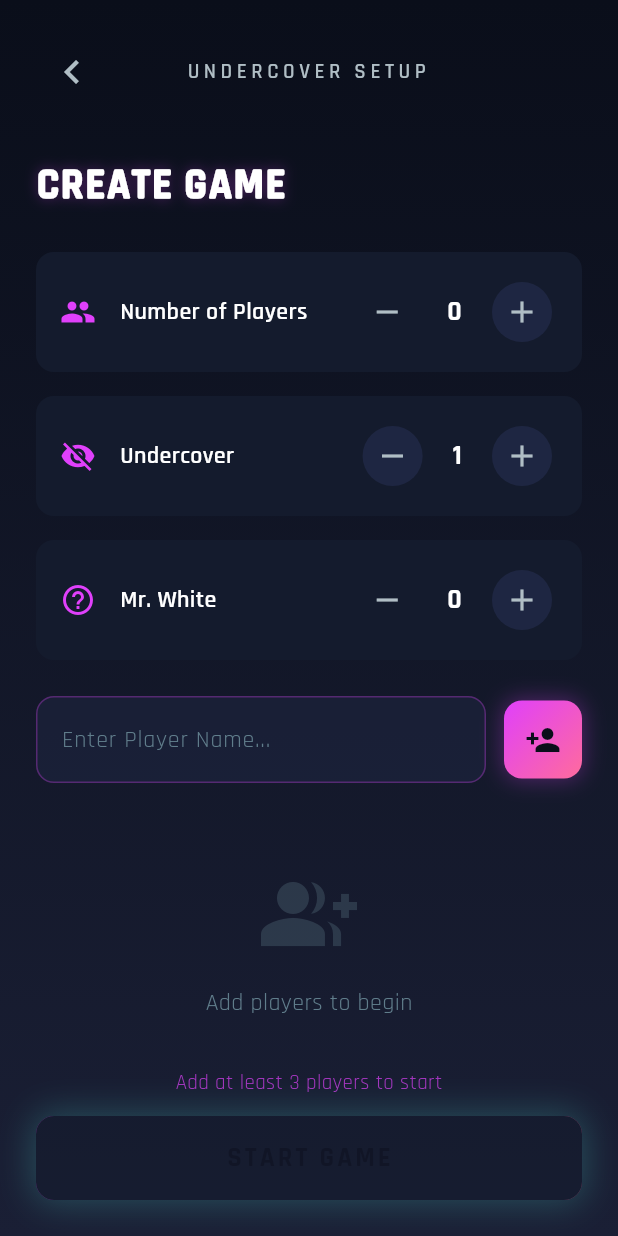
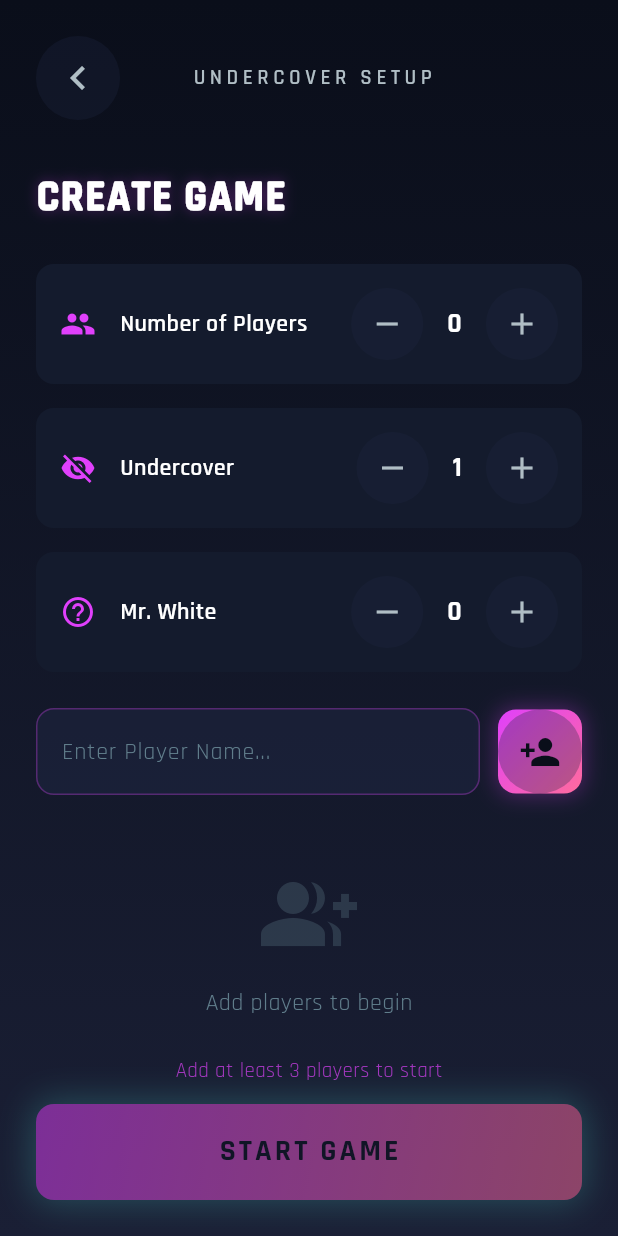
Before and after one commit to iwantdrugsxd/truth-and-dare, a Flutter app: the UndercoverSetupScreen screen opened directly, on a phone screen of 412 x 824 dp. Run offline on Flutter 3.47's test engine with Material 3 defaults, Android fonts, the phone set to English and light mode, and no system bars; drawn by our look-alikes of flutter_animate; our stand-ins replace google_fonts.

Commit message:
Improve UI: larger buttons, better touch targets, improved spacing for better clickability

```diff
--- a/lib/screens/undercover/clue_giving_screen.dart
+++ b/lib/screens/undercover/clue_giving_screen.dart
@@ -4,6 +4,7 @@ import 'package:provider/provider.dart';
 import '../../providers/undercover_provider.dart';
 import '../../theme/app_theme.dart';
 import '../../widgets/glowing_button.dart';
+import '../../widgets/touchable_icon_button.dart';
 import 'voting_screen.dart';
 
 class ClueGivingScreen extends StatefulWidget {
@@ -80,10 +81,11 @@ class _ClueGivingScreenState extends State<ClueGivingScreen> {
                     // Header
                     Row(
                       children: [
-                        IconButton(
+                        TouchableIconButton(
+                          icon: Icons.chevron_left,
                           onPressed: () => Navigator.pop(context),
-                          icon: const Icon(Icons.chevron_left, size: 32),
                           color: AppTheme.textSecondary,
+                          iconSize: 32,
                         ),
                         Expanded(
                           child: Column(
@@ -190,7 +192,7 @@ class _ClueGivingScreenState extends State<ClueGivingScreen> {
                               maxLength: 50,
                             ),
                           ),
-                          const SizedBox(height: 16),
+                          const SizedBox(height: 24),
                           GlowingButton(
                             text: 'SUBMIT CLUE',
                             onPressed: _submitClue,
--- a/lib/screens/undercover/mr_white_guess_screen.dart
+++ b/lib/screens/undercover/mr_white_guess_screen.dart
@@ -4,6 +4,7 @@ import 'package:provider/provider.dart';
 import '../../providers/undercover_provider.dart';
 import '../../theme/app_theme.dart';
 import '../../widgets/glowing_button.dart';
+import '../../widgets/touchable_icon_button.dart';
 import 'game_end_screen.dart';
 import 'clue_giving_screen.dart';
 
@@ -82,10 +83,11 @@ class _MrWhiteGuessScreenState extends State<MrWhiteGuessScreen> {
                 // Header
                 Row(
                   children: [
-                    IconButton(
+                    TouchableIconButton(
+                      icon: Icons.chevron_left,
                       onPressed: () => Navigator.pop(context),
-                      icon: const Icon(Icons.chevron_left, size: 32),
                       color: AppTheme.textSecondary,
+                      iconSize: 32,
                     ),
                     const Expanded(
                       child: Text(
--- a/lib/screens/undercover/role_reveal_screen.dart
+++ b/lib/screens/undercover/role_reveal_screen.dart
@@ -5,6 +5,7 @@ import '../../providers/undercover_provider.dart';
 import '../../models/undercover_player.dart';
 import '../../theme/app_theme.dart';
 import '../../widgets/glowing_button.dart';
+import '../../widgets/touchable_icon_button.dart';
 import 'game_start_screen.dart';
 
 class RoleRevealScreen extends StatefulWidget {
@@ -74,10 +75,11 @@ class _RoleRevealScreenState extends State<RoleRevealScreen> {
                     // Header
                     Row(
                       children: [
-                        IconButton(
+                        TouchableIconButton(
+                          icon: Icons.chevron_left,
                           onPressed: () => Navigator.pop(context),
-                          icon: const Icon(Icons.chevron_left, size: 32),
                           color: AppTheme.textSecondary,
+                          iconSize: 32,
                         ),
                         const Expanded(
                           child: Text(
@@ -125,8 +127,9 @@ class _RoleRevealScreenState extends State<RoleRevealScreen> {
                       const SizedBox(height: 64),
 
                       // Player card
-                      GestureDetector(
+                      InkWell(
                         onTap: _getRole,
+                        borderRadius: BorderRadius.circular(AppTheme.borderRadiusLarge),
                         child: Container(
                           width: double.infinity,
                           padding: const EdgeInsets.all(32),
@@ -187,6 +190,7 @@ class _RoleRevealScreenState extends State<RoleRevealScreen> {
                             ],
                           ),
                         ),
+                      ),
                       ).animate().fadeIn(delay: 300.ms).scale(),
                     ] else ...[
                       // Role revealed
--- a/lib/screens/undercover/undercover_setup_screen.dart
+++ b/lib/screens/undercover/undercover_setup_screen.dart
@@ -5,6 +5,7 @@ import '../../providers/undercover_provider.dart';
 import '../../theme/app_theme.dart';
 import '../../widgets/glowing_button.dart';
 import '../../widgets/player_card.dart';
+import '../../widgets/touchable_icon_button.dart';
 import 'role_reveal_screen.dart';
 
 class UndercoverSetupScreen extends StatefulWidget {
@@ -67,10 +68,11 @@ class _UndercoverSetupScreenState extends State<UndercoverSetupScreen> {
                     // Header
                     Row(
                       children: [
-                    IconButton(
+                        TouchableIconButton(
+                          icon: Icons.chevron_left,
                           onPressed: () => Navigator.pop(context),
-                      icon: const Icon(Icons.chevron_left, size: 32),
                           color: AppTheme.textSecondary,
+                          iconSize: 32,
                         ),
                     const Expanded(
                       child: Text(
@@ -202,13 +204,12 @@ class _UndercoverSetupScreenState extends State<UndercoverSetupScreen> {
                           ),
                         ],
                       ),
-                      child: IconButton(
+                      child: TouchableIconButton(
+                        icon: Icons.person_add,
                         onPressed: _addPlayer,
-                        icon: const Icon(
-                          Icons.person_add,
                         color: AppTheme.background,
-                        ),
-                        padding: const EdgeInsets.all(14),
+                        size: 56,
+                        iconSize: 28,
                       ),
                     ),
                   ],
@@ -283,12 +284,11 @@ class _UndercoverSetupScreenState extends State<UndercoverSetupScreen> {
                                     ),
                                   ),
                                 ),
-                                IconButton(
+                                TouchableIconButton(
+                                  icon: Icons.delete_outline,
                                   onPressed: () => provider.removePlayer(player.id),
-                                  icon: const Icon(
-                                    Icons.delete_outline,
                                   color: AppTheme.textMuted,
-                                  ),
+                                  tooltip: 'Remove player',
                                 ),
                               ],
                             ),
@@ -365,12 +365,12 @@ class _UndercoverSetupScreenState extends State<UndercoverSetupScreen> {
           ),
           Row(
             children: [
-              IconButton(
+                              TouchableIconButton(
+                                icon: Icons.remove,
                                 onPressed: onDecrement,
-                icon: const Icon(Icons.remove, color: AppTheme.textSecondary),
-                style: IconButton.styleFrom(
-                  backgroundColor: AppTheme.surfaceLight,
-                ),
+                                color: AppTheme.textSecondary,
+                                size: 48,
+                                iconSize: 24,
                               ),
               const SizedBox(width: 16),
               Text(
@@ -382,12 +382,12 @@ class _UndercoverSetupScreenState extends State<UndercoverSetupScreen> {
                 ),
               ),
               const SizedBox(width: 16),
-              IconButton(
+                              TouchableIconButton(
+                                icon: Icons.add,
                                 onPressed: onIncrement,
-                icon: const Icon(Icons.add, color: AppTheme.textSecondary),
-                style: IconButton.styleFrom(
-                  backgroundColor: AppTheme.surfaceLight,
-                ),
+                                color: AppTheme.textSecondary,
+                                size: 48,
+                                iconSize: 24,
                               ),
             ],
           ),
--- a/lib/screens/undercover/voting_screen.dart
+++ b/lib/screens/undercover/voting_screen.dart
@@ -4,6 +4,7 @@ import 'package:provider/provider.dart';
 import '../../providers/undercover_provider.dart';
 import '../../theme/app_theme.dart';
 import '../../widgets/glowing_button.dart';
+import '../../widgets/touchable_icon_button.dart';
 import 'elimination_screen.dart';
 
 class VotingScreen extends StatefulWidget {
@@ -71,10 +72,11 @@ class _VotingScreenState extends State<VotingScreen> {
                     // Header
                     Row(
                       children: [
-                        IconButton(
+                        TouchableIconButton(
+                          icon: Icons.chevron_left,
                           onPressed: () => Navigator.pop(context),
-                          icon: const Icon(Icons.chevron_left, size: 32),
                           color: AppTheme.textSecondary,
+                          iconSize: 32,
                         ),
                         Expanded(
                           child: Column(
@@ -179,18 +181,22 @@ class _VotingScreenState extends State<VotingScreen> {
                     // Player list for voting
                     Expanded(
                       child: ListView.builder(
+                        padding: const EdgeInsets.only(bottom: 16),
                         itemCount: votingTargets.length,
                         itemBuilder: (context, index) {
                           final player = votingTargets[index];
                           final isSelected = _selectedPlayerId == player.id;
                           final hasVotedForThis = provider.votes[currentPlayer.id] == player.id;
 
-                          return GestureDetector(
+                          return Padding(
+                            padding: const EdgeInsets.only(bottom: 12),
+                            child: InkWell(
                             onTap: hasVoted ? null : () {
                               setState(() {
                                 _selectedPlayerId = player.id;
                               });
                             },
+                            borderRadius: BorderRadius.circular(AppTheme.borderRadiusMedium),
                             child: Container(
                               margin: const EdgeInsets.only(bottom: 12),
                               padding: const EdgeInsets.all(16),
@@ -266,10 +272,13 @@ class _VotingScreenState extends State<VotingScreen> {
                                 ],
                               ),
                             ),
+                            ),
                           ).animate(delay: (index * 50).ms).fadeIn();
                         },
                       ),
                     ),
+
+                    const SizedBox(height: 16),
 
                     // Submit vote button
                     if (!hasVoted && !allVotesSubmitted)
--- a/lib/widgets/glowing_button.dart
+++ b/lib/widgets/glowing_button.dart
@@ -58,7 +58,7 @@ class _GlowingButtonState extends State<GlowingButton>
       builder: (context, child) {
         return Container(
           width: widget.width ?? double.infinity,
-          height: 56,
+          height: 64,
           decoration: BoxDecoration(
             gradient: widget.gradient != null ? effectiveGradient : null,
             borderRadius: BorderRadius.circular(AppTheme.borderRadiusMedium),
@@ -70,41 +70,43 @@ class _GlowingButtonState extends State<GlowingButton>
               ),
             ],
           ),
+          child: Material(
+            color: Colors.transparent,
+            child: InkWell(
+              onTap: widget.onPressed,
+              borderRadius: BorderRadius.circular(AppTheme.borderRadiusMedium),
+              child: Container(
+                width: double.infinity,
+                height: 64,
+                padding: const EdgeInsets.symmetric(horizontal: 24),
+                alignment: Alignment.center,
                 child: widget.isOutlined
-              ? OutlinedButton(
-                  onPressed: widget.onPressed,
-                  style: OutlinedButton.styleFrom(
-                    side: BorderSide(color: color, width: 2),
-                    shape: RoundedRectangleBorder(
+                    ? Container(
+                        decoration: BoxDecoration(
+                          border: Border.all(color: color, width: 2),
                           borderRadius: BorderRadius.circular(AppTheme.borderRadiusMedium),
                         ),
-                  ),
+                        child: Center(
                           child: Text(
                             widget.text,
                             style: TextStyle(
                               color: color,
-                      fontSize: 18,
+                              fontSize: 20,
                               fontWeight: FontWeight.bold,
                               letterSpacing: 2,
                             ),
                           ),
+                        ),
                       )
-              : ElevatedButton(
-                  onPressed: widget.onPressed,
-                  style: ElevatedButton.styleFrom(
-                    backgroundColor: widget.gradient == null ? color : null,
-                    foregroundColor: AppTheme.background,
-                    shape: RoundedRectangleBorder(
-                      borderRadius: BorderRadius.circular(AppTheme.borderRadiusMedium),
-                    ),
-                    elevation: 0,
-                  ),
-                  child: Text(
+                    : Text(
                         widget.text,
                         style: const TextStyle(
-                      fontSize: 18,
+                          color: AppTheme.background,
+                          fontSize: 20,
                           fontWeight: FontWeight.bold,
                           letterSpacing: 2,
+                        ),
+                      ),
               ),
             ),
           ),
--- /dev/null
+++ b/lib/widgets/touchable_icon_button.dart
@@ -0,0 +1,56 @@
+import 'package:flutter/material.dart';
+import '../theme/app_theme.dart';
+
+class TouchableIconButton extends StatelessWidget {
+  final IconData icon;
+  final VoidCallback? onPressed;
+  final Color? color;
+  final double size;
+  final double iconSize;
+  final String? tooltip;
+
+  const TouchableIconButton({
+    super.key,
+    required this.icon,
+    this.onPressed,
+    this.color,
+    this.size = 56,
+    this.iconSize = 28,
+    this.tooltip,
+  });
+
+  @override
+  Widget build(BuildContext context) {
+    final button = Container(
+      width: size,
+      height: size,
+      decoration: BoxDecoration(
+        color: AppTheme.surfaceLight.withOpacity(0.3),
+        borderRadius: BorderRadius.circular(size / 2),
+      ),
+      child: Material(
+        color: Colors.transparent,
+        child: InkWell(
+          onTap: onPressed,
+          borderRadius: BorderRadius.circular(size / 2),
+          child: Center(
+            child: Icon(
+              icon,
+              color: color ?? AppTheme.textSecondary,
+              size: iconSize,
+            ),
+          ),
+        ),
+      ),
+    );
+
+    if (tooltip != null) {
+      return Tooltip(
+        message: tooltip!,
+        child: button,
+      );
+    }
+
+    return button;
+  }
+}
```
Lines whose indentation alone changed are shown as unchanged.
